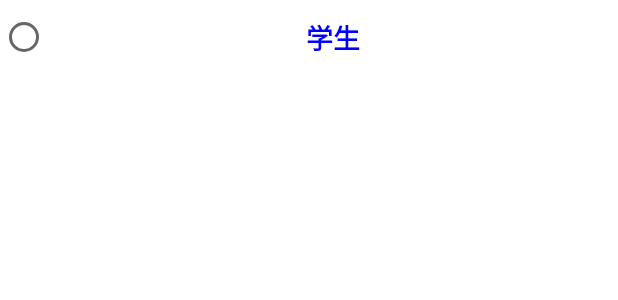
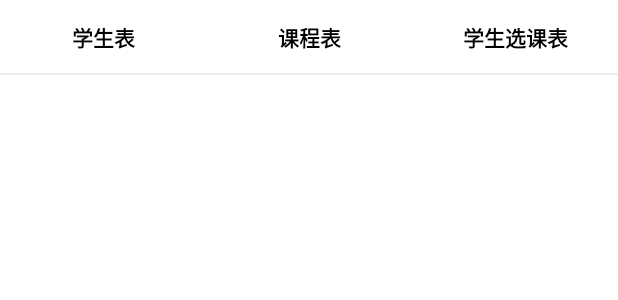
Before and after one commit to AnFxy/AllFunction, an Android app: the layout fragment_person.xml on its own in the app's theme, with its tools: preview values and no code run, on a phone screen of 412 x 824 dp. Shown: the top 300 px of the screen. Run offline under Robolectric (Android 15) with nearby library versions, the phone set to English and light mode, and no system bars; network calls fail.

```diff
--- a/app/src/main/java/cn/com/fenrir/allfunction/util/StringUtils.kt
+++ b/app/src/main/java/cn/com/fenrir/allfunction/util/StringUtils.kt
@@ -25,4 +25,5 @@ object StringUtils {
         return tag
     }
 
+
 }
--- /dev/null
+++ b/app/src/main/res/drawable/button_border_frag_person.xml
@@ -0,0 +1,34 @@
+<?xml version="1.0" encoding="utf-8"?>
+<selector xmlns:android="http://schemas.android.com/apk/res/android">
+
+    <item android:state_checked="true">
+        <layer-list>
+            <item android:top = "-2dp"
+                android:left = "-2dp"
+                android:right = "-2dp">
+                <shape android:shape="rectangle">
+                    <stroke android:width="2dp" android:color="#0000ff" />
+                    <solid android:color="#ffffff" />
+                </shape>
+            </item>
+        </layer-list>
+    </item>
+    <item android:state_checked="false">
+        <layer-list>
+            <item android:top = "-2dp"
+                android:left = "-2dp"
+                android:right = "-2dp">
+                <shape android:shape="rectangle">
+                    <stroke android:width="1dp" android:color="#eeeeee" />
+                    <solid android:color="#ffffff" />
+                </shape>
+            </item>
+        </layer-list>
+    </item>
+    <item>
+        <shape android:shape="rectangle">
+            <solid android:color="#ffffff" />
+        </shape>
+    </item>
+
+</selector>
--- a/app/src/main/res/layout/fragment_person.xml
+++ b/app/src/main/res/layout/fragment_person.xml
@@ -2,28 +2,54 @@
 <layout
     xmlns:android="http://schemas.android.com/apk/res/android"
     xmlns:app="http://schemas.android.com/apk/res-auto">
+
+    <data>
+        <import type="android.graphics.Color"></import>
+        <import type="androidx.annotation.Dimension"></import>
+        <variable
+            name="position"
+            type="Integer" />
+    </data>
     <androidx.constraintlayout.widget.ConstraintLayout
         android:layout_width="match_parent"
         android:layout_height="match_parent"
         android:background="@color/white">
         <RadioGroup
+            android:id="@+id/rg_person"
             android:orientation="horizontal"
             android:layout_width="match_parent"
             android:layout_height="wrap_content"
             app:layout_constraintTop_toTopOf="parent">
             <!--对学生用户进行增删改查-->
             <RadioButton
-                android:layout_weight="1"
-                android:layout_width="0dp"
-                android:layout_height="50dp"
-                android:textStyle="bold"
-                android:textColor="#0000ff"
-                android:text="学生"
-                android:gravity="center"
-                android:textSize="18sp"
+                android:id="@+id/rbtn_student"
+                android:text="学生表"
+                android:textSize="@{position == 1 ? @dimen/sp_16 : @dimen/sp_15}"
+                android:textColor="@{position == 1 ? Color.BLUE : Color.GRAY}"
+                style="@style/dataBaseHome"
+                android:background="@drawable/button_border_frag_person"
                 />
             <!--对课程进行增删改查-->
+            <RadioButton
+                android:id="@+id/rbtn_course"
+                android:text="课程表"
+                android:textSize="@{position == 2 ? @dimen/sp_16 : @dimen/sp_15}"
+                android:textColor="@{position == 2 ? Color.BLUE : Color.GRAY}"
+                style="@style/dataBaseHome"
+                android:background="@drawable/button_border_frag_person"/>
             <!--对选课表进行增删改查-->
+            <RadioButton
+                android:id="@+id/rbtn_stu_course"
+                android:text="学生选课表"
+                android:textSize="@{position == 3 ? @dimen/sp_16 : @dimen/sp_15}"
+                android:textColor="@{position == 3 ? Color.BLUE : Color.GRAY}"
+                style="@style/dataBaseHome"
+                android:background="@drawable/button_border_frag_person"/>
         </RadioGroup>
+        <FrameLayout
+            android:id="@+id/fl_person"
+            app:layout_constraintTop_toBottomOf="@id/rg_person"
+            android:layout_width="match_parent"
+            android:layout_height="0dp" />
     </androidx.constraintlayout.widget.ConstraintLayout>
 </layout>
--- /dev/null
+++ b/app/src/main/res/values/dimen.xml
@@ -0,0 +1,5 @@
+<?xml version="1.0" encoding="utf-8"?>
+<resources>
+    <dimen name="sp_16">16sp</dimen>
+    <dimen name="sp_15">15sp</dimen>
+</resources>
--- a/app/src/main/res/values/themes.xml
+++ b/app/src/main/res/values/themes.xml
@@ -89,4 +89,13 @@
         <item name="layout_constraintRight_toRightOf">parent</item>
         <item name="layout_constraintLeft_toLeftOf">parent</item>
     </style>
+
+    <style name="dataBaseHome">
+        <item name="android:layout_width">0dp</item>
+        <item name="android:layout_height">50dp</item>
+        <item name="android:layout_weight">1</item>
+        <item name="android:textStyle">bold</item>
+        <item name="android:gravity">center</item>
+        <item name="android:button">@null</item>
+    </style>
 </resources>
```
Also changed, not shown: app/src/main/java/cn/com/fenrir/allfunction/ui/fragment/PersonDataFragment.kt (added, +58 -0 lines), app/src/main/java/cn/com/fenrir/allfunction/ui/fragment/PersonFragment.kt (+53 -25 lines), app/src/main/java/cn/com/fenrir/allfunction/viewmodel/PersonDataStudentViewModel.kt (added, +31 -0 lines), app/src/main/java/cn/com/fenrir/allfunction/viewmodel/PersonFragmentViewModel.kt (+21 -21 lines), app/src/main/res/drawable/icon_triangle_down.xml (added, +19 -0 lines), app/src/main/res/layout/fragment_person_data.xml (added, +209 -0 lines), app/src/main/res/layout/split_line.xml (added, +19 -0 lines), app/src/main/res/drawable-xhdpi/img_data_null.png (added), app/src/main/res/drawable-xxhdpi/img_data_null.png (added), app/src/main/res/drawable-xxxhdpi/img_data_null.png (added).
